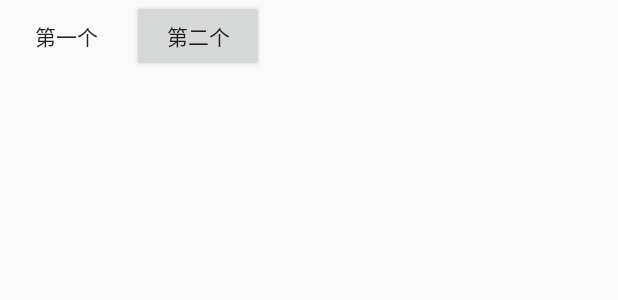
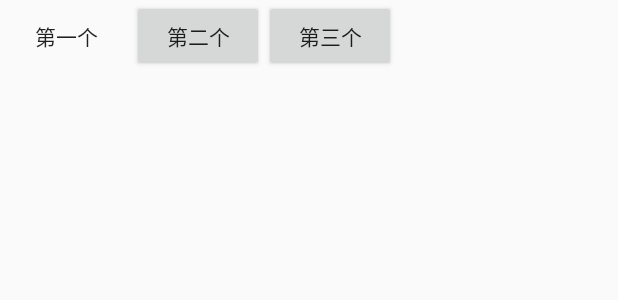
Before and after one commit to lsc1996/GitAndroid, an Android app: the layout activity_main.xml on its own in the app's theme, with its tools: preview values and no code run, on a phone screen of 412 x 824 dp. Shown: the top 300 px of the screen. Run offline under Robolectric (Android 15) with nearby library versions, the phone set to English and light mode, and no system bars.

Commit message:
updata c

```diff
--- a/app/src/main/res/layout/activity_main.xml
+++ b/app/src/main/res/layout/activity_main.xml
@@ -11,7 +11,6 @@
         android:layout_height="wrap_content"
         android:text="@string/activity_main1"
         android:background="@null"
-        style=""
         />
     <Button
         android:id="@+id/gitbutton2"
@@ -19,5 +18,11 @@
         android:layout_height="wrap_content"
         android:text="@string/activity_main2"
         />
+    <Button
+        android:id="@+id/gitbutton3"
+        android:layout_width="wrap_content"
+        android:layout_height="wrap_content"
+        android:text="@string/activity_main3"
+        />
 
 </LinearLayout>
```
